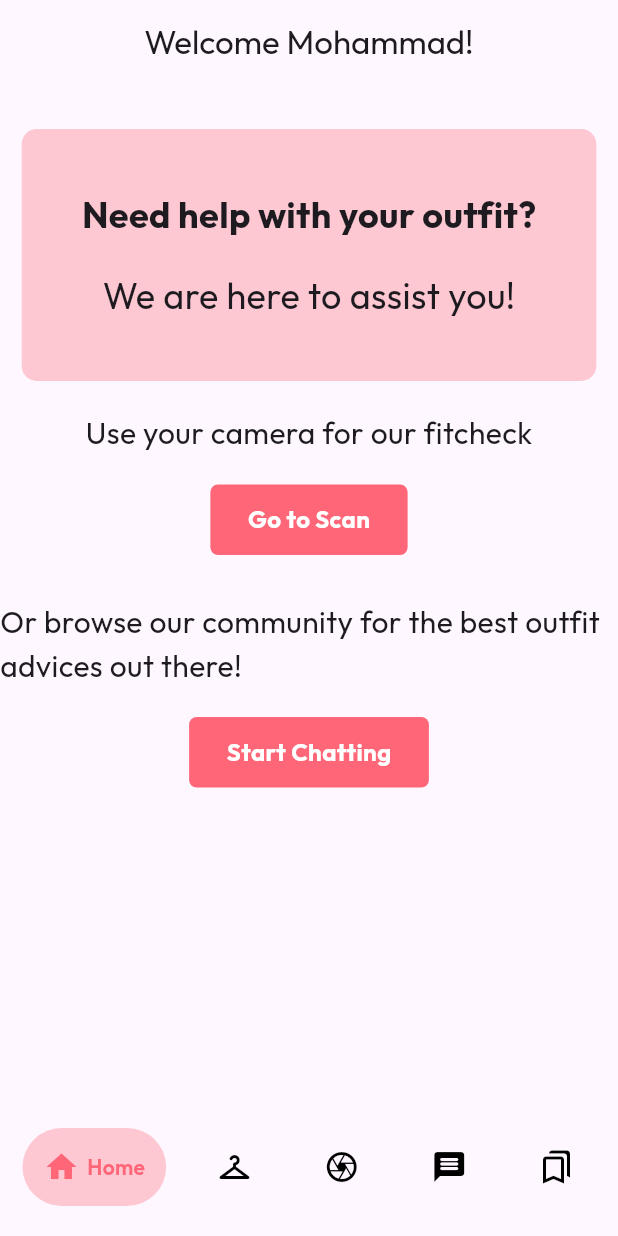
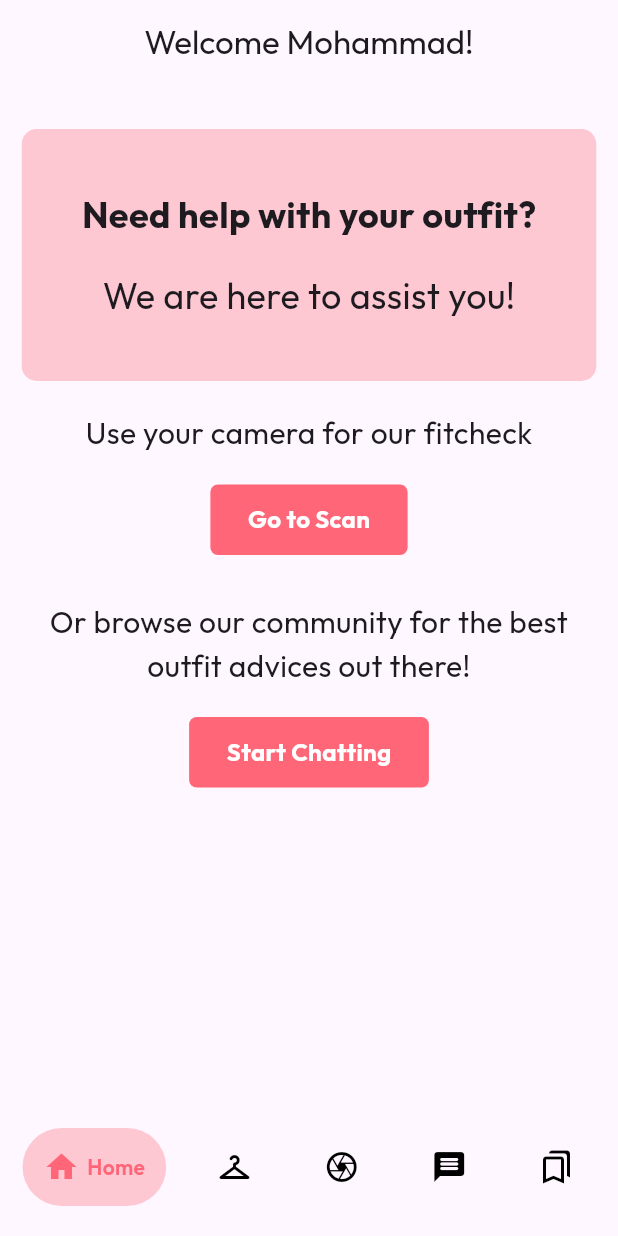
Before and after one commit to MhmdMansour4444/Chic-Check, a Flutter app: the screen it shows after launch, on a phone screen of 412 x 824 dp. Run offline on Flutter 3.47's test engine with Material 3 defaults, Android fonts, the phone set to English and light mode, and no system bars; drawn by our look-alikes of google_nav_bar; our stand-ins replace google_fonts.

```diff
--- a/frontend/lib/pages/home_page.dart
+++ b/frontend/lib/pages/home_page.dart
@@ -22,7 +22,12 @@ class _HomePageState extends State<HomePage> {
     });
   }
 
-  final List<Widget> _pages = [HomePage()];
+  final List<Widget> _pages = [
+    HomePage(),
+    ClosetPage(),
+    CameraPage(),
+    ForumsPage(),
+  ];
 
   @override
   Widget build(BuildContext context) {
@@ -31,7 +36,9 @@ class _HomePageState extends State<HomePage> {
         title: Text('Welcome Mohammad!'),
         centerTitle: true,
       ),
-      body: Center(
+      body: Padding(
+        padding: const EdgeInsets.symmetric(horizontal: 8.0),
+        child: Center(
           child: Column(
             children: [
               SizedBox(height: 30),
@@ -89,6 +96,7 @@ class _HomePageState extends State<HomePage> {
               SizedBox(height: 30),
               const Text(
                 'Or browse our community for the best outfit advices out there!',
+                textAlign: TextAlign.center,
                 style: TextStyle(fontSize: 20, fontWeight: FontWeight.normal),
               ),
               SizedBox(height: 20),
@@ -112,6 +120,7 @@ class _HomePageState extends State<HomePage> {
                 ),
               ),
             ],
+          ),
         ),
       ),
       bottomNavigationBar: Padding(
--- a/frontend/lib/pages/login_page.dart
+++ b/frontend/lib/pages/login_page.dart
@@ -23,6 +23,8 @@ class _LoginPageState extends State<LoginPage> {
   void signInUser(BuildContext context) async {
     try {
       log('data: signin in');
+      final uri = Uri.parse('http://192.168.1.6:8000/api/login');
+      log(uri.toString());
       final response = await http.post(
         Uri.parse('http://localhost:8000/api/login'),
         body: {
```
Also changed, not shown: frontend/lib/components/my_navBar.dart (added), frontend/lib/pages/saved_page.dart (line endings or trailing spaces). Lines whose indentation alone changed are shown as unchanged.
